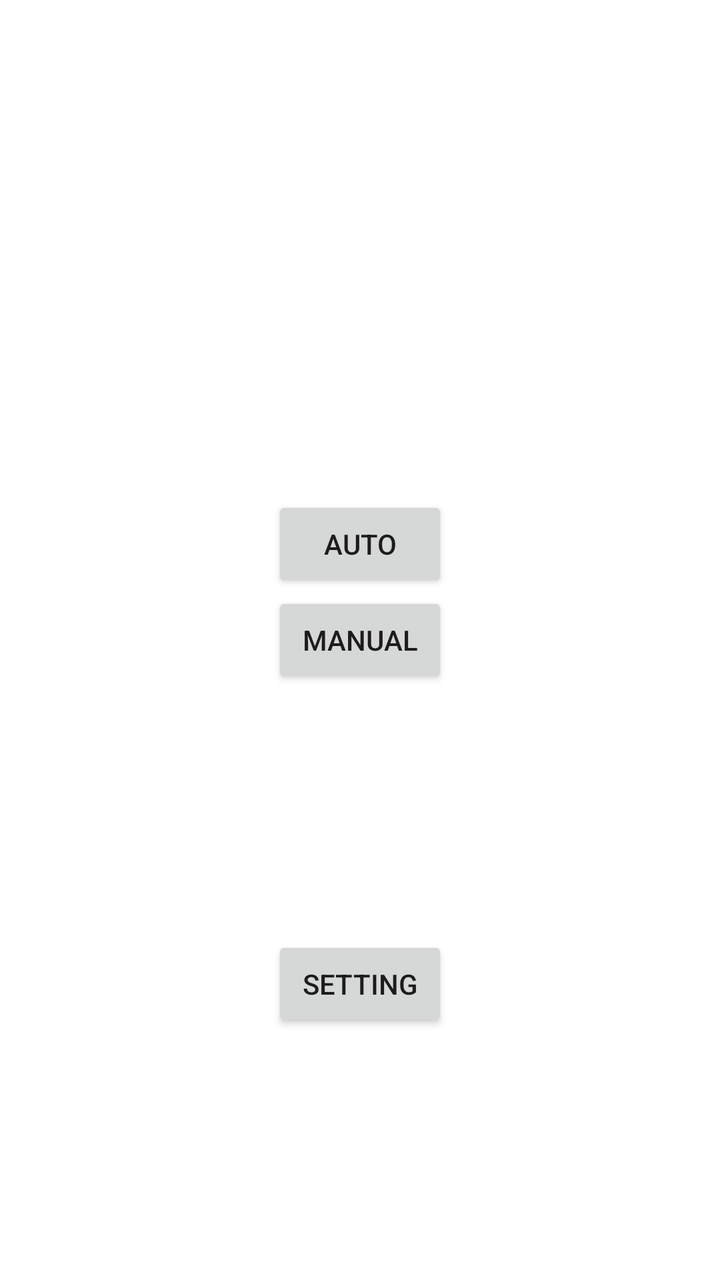
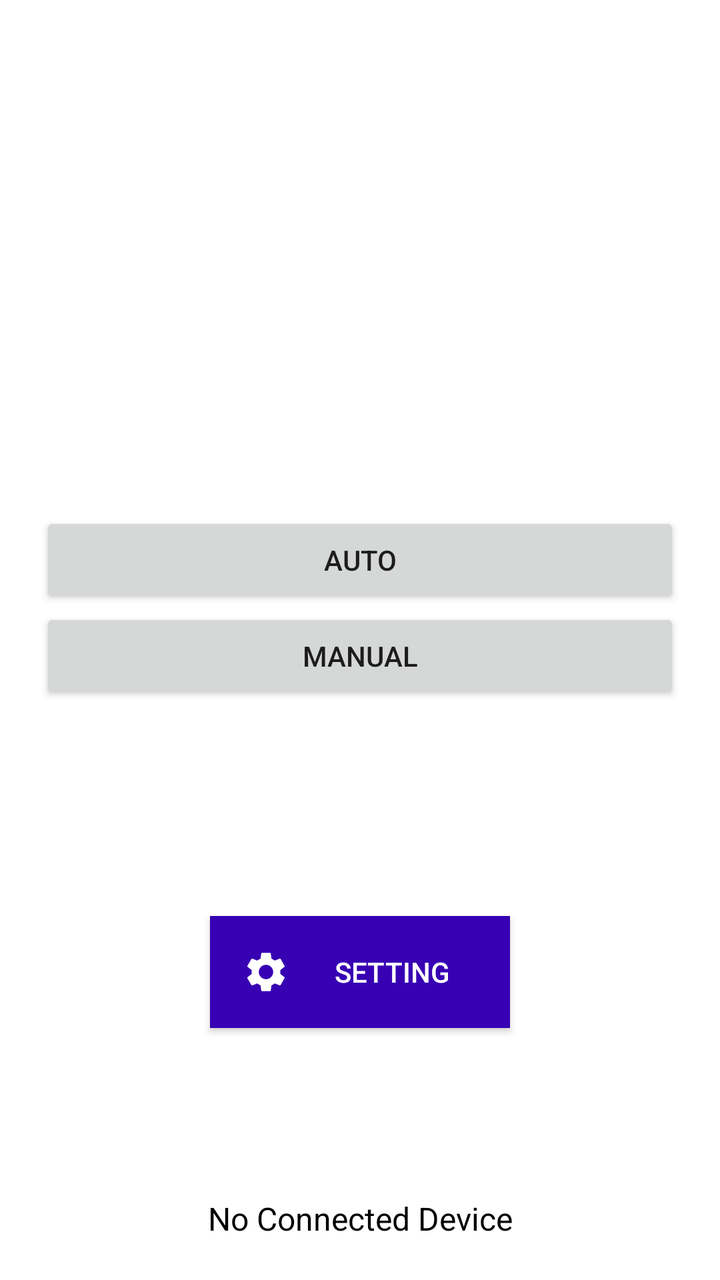

Screens rendered from an Android XML layout before and after an edit, with the pre-edit source and the edit as a unified diff.
<!-- AndroidManifest.xml: application theme Theme.MAPZebraPrinter -->
<!-- res/layout/activity_main.xml -->
<?xml version="1.0" encoding="utf-8"?>
<androidx.constraintlayout.widget.ConstraintLayout xmlns:android="http://schemas.android.com/apk/res/android"
    xmlns:app="http://schemas.android.com/apk/res-auto"
    xmlns:tools="http://schemas.android.com/tools"
    android:id="@+id/main"
    android:layout_width="match_parent"
    android:layout_height="match_parent"
    tools:context=".view.MainActivity">

    <Button
        android:id="@+id/btn_auto"
        android:layout_width="wrap_content"
        android:layout_height="wrap_content"
        android:text="@string/auto"
        app:layout_constraintBottom_toTopOf="@+id/btn_manual"
        app:layout_constraintEnd_toEndOf="parent"
        app:layout_constraintStart_toStartOf="parent" />

    <Button
        android:id="@+id/btn_manual"
        android:layout_width="wrap_content"
        android:layout_height="wrap_content"
        android:text="@string/manual"
        app:layout_constraintBottom_toBottomOf="parent"
        app:layout_constraintEnd_toEndOf="parent"
        app:layout_constraintStart_toStartOf="parent"
        app:layout_constraintTop_toTopOf="parent" />

    <Button
        android:id="@+id/btn_setting"
        android:layout_width="wrap_content"
        android:text="@string/setting"
        android:layout_height="wrap_content"
        app:layout_constraintBottom_toBottomOf="parent"
        app:layout_constraintEnd_toEndOf="parent"
        app:layout_constraintStart_toStartOf="parent"
        app:layout_constraintTop_toBottomOf="@+id/btn_manual" />

</androidx.constraintlayout.widget.ConstraintLayout>
<!-- resources referenced by this layout -->
<resources>
  <string name="auto">Auto</string>
  <string name="manual">Manual</string>
  <string name="setting">Setting</string>
  <style name="Theme.MAPZebraPrinter" parent="Theme.MaterialComponents.DayNight.DarkActionBar">
          
          <item name="colorPrimary">@color/purple_500</item>
          <item name="colorPrimaryVariant">@color/purple_700</item>
          <item name="colorOnPrimary">@color/white</item>
          
          <item name="colorSecondary">@color/teal_200</item>
          <item name="colorSecondaryVariant">@color/teal_700</item>
          <item name="colorOnSecondary">@color/black</item>
          
          <item name="android:statusBarColor">?attr/colorPrimaryVariant</item>
          
      </style>
  <color name="purple_500">#FF6200EE</color>
  <color name="purple_700">#FF3700B3</color>
  <color name="white">#FFFFFFFF</color>
  <color name="teal_200">#FF03DAC5</color>
  <color name="teal_700">#FF018786</color>
  <color name="black">#FF000000</color>
</resources>

<!-- the commit's change to res/layout/activity_main.xml (unified diff, before → after) -->
@@ -5,20 +5,22 @@
     android:id="@+id/main"
     android:layout_width="match_parent"
     android:layout_height="match_parent"
+    android:padding="20dp"
     tools:context=".view.MainActivity">
 
-    <Button
+    <androidx.appcompat.widget.AppCompatButton
         android:id="@+id/btn_auto"
-        android:layout_width="wrap_content"
+        android:layout_width="match_parent"
         android:layout_height="wrap_content"
         android:text="@string/auto"
         app:layout_constraintBottom_toTopOf="@+id/btn_manual"
         app:layout_constraintEnd_toEndOf="parent"
         app:layout_constraintStart_toStartOf="parent" />
 
-    <Button
+    <androidx.appcompat.widget.AppCompatButton
         android:id="@+id/btn_manual"
-        android:layout_width="wrap_content"
+        android:layout_marginTop="16dp"
+        android:layout_width="match_parent"
         android:layout_height="wrap_content"
         android:text="@string/manual"
         app:layout_constraintBottom_toBottomOf="parent"
@@ -26,14 +28,29 @@
         app:layout_constraintStart_toStartOf="parent"
         app:layout_constraintTop_toTopOf="parent" />
 
-    <Button
+    <androidx.appcompat.widget.AppCompatButton
         android:id="@+id/btn_setting"
-        android:layout_width="wrap_content"
+        android:layout_width="150dp"
+        android:layout_height="wrap_content"
+        android:background="@color/purple_700"
+        android:drawableStart="@drawable/baseline_settings_24"
+        android:padding="16dp"
+        android:drawablePadding="8dp"
         android:text="@string/setting"
-        android:layout_height="wrap_content"
+        android:textColor="@color/white"
         app:layout_constraintBottom_toBottomOf="parent"
         app:layout_constraintEnd_toEndOf="parent"
         app:layout_constraintStart_toStartOf="parent"
         app:layout_constraintTop_toBottomOf="@+id/btn_manual" />
 
+    <TextView
+        android:id="@+id/tv_printer"
+        android:layout_width="match_parent"
+        android:layout_height="wrap_content"
+        android:gravity="center"
+        android:text="@string/no_connected_device"
+        android:textColor="@color/black"
+        android:textSize="16sp"
+        app:layout_constraintBottom_toBottomOf="parent" />
+
 </androidx.constraintlayout.widget.ConstraintLayout>
<!-- resource entries referenced after the edit -->
@@ -1,7 +1,17 @@
 <!-- resources referenced by this layout -->
 <resources>
+  <color name="black">#FF000000</color>
+  <color name="purple_700">#FF3700B3</color>
+  <color name="white">#FFFFFFFF</color>
+  <!-- drawable baseline_settings_24 (drawable) -->
+  <vector xmlns:android="http://schemas.android.com/apk/res/android" android:height="24dp" android:tint="#FFFFFF" android:viewportHeight="24" android:viewportWidth="24" android:width="24dp">
+        
+      <path android:fillColor="@android:color/white" android:pathData="M19.14,12.94c0.04,-0.3 0.06,-0.61 0.06,-0.94c0,-0.32 -0.02,-0.64 -0.07,-0.94l2.03,-1.58c0.18,-0.14 0.23,-0.41 0.12,-0.61l-1.92,-3.32c-0.12,-0.22 -0.37,-0.29 -0.59,-0.22l-2.39,0.96c-0.5,-0.38 -1.03,-0.7 -1.62,-0.94L14.4,2.81c-0.04,-0.24 -0.24,-0.41 -0.48,-0.41h-3.84c-0.24,0 -0.43,0.17 -0.47,0.41L9.25,5.35C8.66,5.59 8.12,5.92 7.63,6.29L5.24,5.33c-0.22,-0.08 -0.47,0 -0.59,0.22L2.74,8.87C2.62,9.08 2.66,9.34 2.86,9.48l2.03,1.58C4.84,11.36 4.8,11.69 4.8,12s0.02,0.64 0.07,0.94l-2.03,1.58c-0.18,0.14 -0.23,0.41 -0.12,0.61l1.92,3.32c0.12,0.22 0.37,0.29 0.59,0.22l2.39,-0.96c0.5,0.38 1.03,0.7 1.62,0.94l0.36,2.54c0.05,0.24 0.24,0.41 0.48,0.41h3.84c0.24,0 0.44,-0.17 0.47,-0.41l0.36,-2.54c0.59,-0.24 1.13,-0.56 1.62,-0.94l2.39,0.96c0.22,0.08 0.47,0 0.59,-0.22l1.92,-3.32c0.12,-0.22 0.07,-0.47 -0.12,-0.61L19.14,12.94zM12,15.6c-1.98,0 -3.6,-1.62 -3.6,-3.6s1.62,-3.6 3.6,-3.6s3.6,1.62 3.6,3.6S13.98,15.6 12,15.6z"/>
+      
+  </vector>
   <string name="auto">Auto</string>
   <string name="manual">Manual</string>
+  <string name="no_connected_device">No Connected Device</string>
   <string name="setting">Setting</string>
   <style name="Theme.MAPZebraPrinter" parent="Theme.MaterialComponents.DayNight.DarkActionBar">
           
@@ -17,10 +27,7 @@
           
       </style>
   <color name="purple_500">#FF6200EE</color>
-  <color name="purple_700">#FF3700B3</color>
-  <color name="white">#FFFFFFFF</color>
   <color name="teal_200">#FF03DAC5</color>
   <color name="teal_700">#FF018786</color>
-  <color name="black">#FF000000</color>
 </resources>
 
